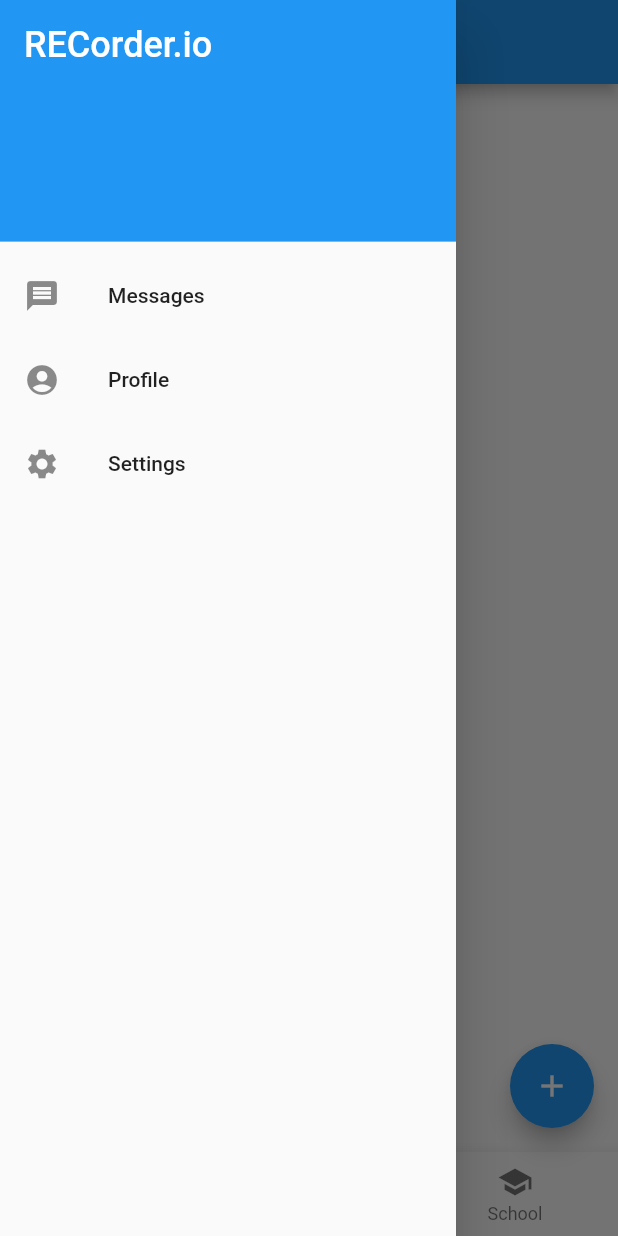
After one commit to svoren258/recorder_io, a Flutter app: the screen it shows after launch, with the side drawer open, on a phone screen of 412 x 824 dp. The commit adds this screen. Run offline on Flutter 3.47's test engine with Material 2 defaults, Android fonts, the phone set to English and light mode, and no system bars.

Commit message:
refactor(tabs.dart): widgets moved to separate files

```diff
--- /dev/null
+++ b/lib/side-menu.dart
@@ -0,0 +1,40 @@
+
+import 'package:flutter/cupertino.dart';
+import 'package:flutter/material.dart';
+
+class SideMenu extends StatelessWidget {
+  @override
+  Widget build(BuildContext context) {
+    return Drawer(
+      child: ListView(
+        padding: EdgeInsets.zero,
+        children: const <Widget>[
+          DrawerHeader(
+            decoration: BoxDecoration(
+              color: Colors.blue,
+            ),
+            child: Text(
+              'RECorder.io',
+              style: TextStyle(
+                color: Colors.white,
+                fontSize: 24,
+              ),
+            ),
+          ),
+          ListTile(
+            leading: Icon(Icons.message),
+            title: Text('Messages'),
+          ),
+          ListTile(
+            leading: Icon(Icons.account_circle),
+            title: Text('Profile'),
+          ),
+          ListTile(
+            leading: Icon(Icons.settings),
+            title: Text('Settings'),
+          ),
+        ],
+      ),
+    );
+  }
+}
--- /dev/null
+++ b/lib/tabs-navigation.dart
@@ -0,0 +1,37 @@
+
+import 'package:flutter/cupertino.dart';
+import 'package:flutter/material.dart';
+
+class TabsNavigation extends StatelessWidget {
+  TabsNavigation({Key key, this.selectedTabIndex: 0, @required this.onChanged})
+      : super(key: key);
+  final ValueChanged<int> onChanged;
+  final int selectedTabIndex;
+
+  void _onTabChanged(int index) {
+    onChanged(index);
+  }
+
+  @override
+  Widget build(BuildContext context) {
+    return BottomNavigationBar(
+      items: const <BottomNavigationBarItem>[
+        BottomNavigationBarItem(
+          icon: Icon(Icons.home),
+          title: Text('Home'),
+        ),
+        BottomNavigationBarItem(
+          icon: Icon(Icons.business),
+          title: Text('Business'),
+        ),
+        BottomNavigationBarItem(
+          icon: Icon(Icons.school),
+          title: Text('School'),
+        ),
+      ],
+      currentIndex: selectedTabIndex,
+      selectedItemColor: Colors.amber[800],
+      onTap: _onTabChanged,
+    );
+  }
+}
--- /dev/null
+++ b/lib/title-page.dart
@@ -0,0 +1,93 @@
+
+import 'package:flutter/material.dart';
+import 'package:recorder_io/side-menu.dart';
+import 'package:recorder_io/tabs-navigation.dart';
+import 'custom-form.dart';
+
+class TitlePage extends StatefulWidget {
+  @override
+  _TitlePageState createState() => _TitlePageState();
+}
+
+class _TitlePageState extends State<TitlePage> {
+  int _selectedTabIndex = 0;
+  List<String> _nameList = List<String>();
+
+  void _updateList(String name) {
+    setState(() {
+      _nameList = [..._nameList, name];
+    });
+  }
+
+  void _createItem() {
+    Navigator.of(context).push(
+      MaterialPageRoute<void>(
+        // NEW lines from here...
+        builder: (BuildContext context) {
+          return Scaffold(
+            appBar: AppBar(
+              title: Text('Create Item'),
+            ),
+            body: CustomForm(
+              onChanged: _updateList,
+            ),
+          );
+        }, // ...to here.
+      ),
+    );
+  }
+
+  void _onTabChanged(int index) {
+    setState(() {
+      _selectedTabIndex = index;
+    });
+  }
+
+  List<Widget> _createNameList() {
+    return _nameList.map((name) => Container(
+        margin: EdgeInsets.only(top: 15),
+        child: Center(
+            child: Column(
+              children: [
+                Container(
+                  margin: EdgeInsets.only(bottom: 15),
+                  child: Text(
+                    name,
+                    style: TextStyle(fontSize: 20),
+                  ),
+                ),
+                Divider(thickness: 1)
+              ],
+            )
+        )
+    )
+    ).toList();
+  }
+
+  @override
+  Widget build(BuildContext context) {
+    return Scaffold(
+      appBar: AppBar(
+        title: Text('RECorder.io'),
+      ),
+      drawer: SideMenu(),
+      body: Container(
+          margin: EdgeInsets.only(top: 15),
+          child: Center(
+            child: ListView(
+                children: _createNameList()
+            ),
+          )
+      ),
+      floatingActionButton: FloatingActionButton(
+        tooltip: 'Add', // used by assistive technologies
+        child: Icon(Icons.add),
+        onPressed: _createItem,
+      ),
+      bottomNavigationBar: TabsNavigation(
+        selectedTabIndex: _selectedTabIndex,
+        onChanged: _onTabChanged,
+      )
+    );
+  }
+}
```
Also changed, not shown: lib/custom-form.dart (+6 -2 lines), lib/main.dart (+1 -129 lines), 1 other file.
